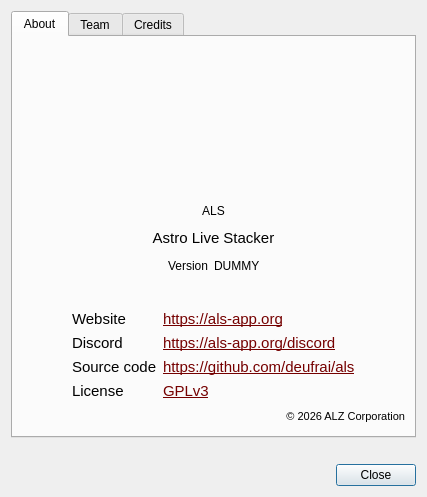
Qt form src/als/ui/forms/about_ui.ui (deufrai/als) before a commit.
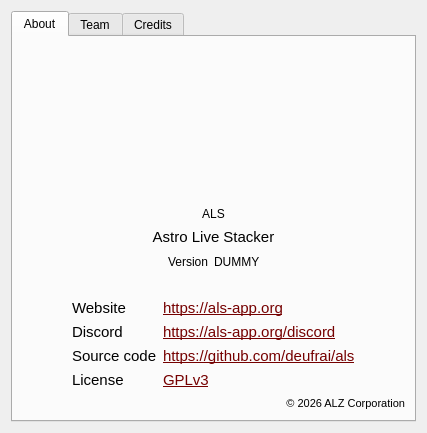
The same form after that commit. Icons and pictures are not drawn.

Commit message: remove OK button from About Box

```diff
--- a/src/als/ui/forms/about_ui.ui
+++ b/src/als/ui/forms/about_ui.ui
@@ -10,7 +10,7 @@
     <x>0</x>
     <y>0</y>
     <width>427</width>
-    <height>497</height>
+    <height>433</height>
    </rect>
   </property>
   <property name="windowTitle">
@@ -32,6 +32,9 @@
       <layout class="QVBoxLayout" name="verticalLayout">
        <item>
         <layout class="QHBoxLayout" name="horizontalLayout_2">
+         <property name="topMargin">
+          <number>12</number>
+         </property>
          <item>
           <spacer name="horizontalSpacer_5">
            <property name="orientation">
@@ -810,37 +813,6 @@
      </widget>
     </widget>
    </item>
-   <item>
-    <widget class="QLabel" name="label_28">
-     <property name="text">
-      <string/>
-     </property>
-    </widget>
-   </item>
-   <item>
-    <layout class="QHBoxLayout" name="horizontalLayout_3">
-     <item>
-      <spacer name="horizontalSpacer_2">
-       <property name="orientation">
-        <enum>Qt::Horizontal</enum>
-       </property>
-       <property name="sizeHint" stdset="0">
-        <size>
-         <width>40</width>
-         <height>20</height>
-        </size>
-       </property>
-      </spacer>
-     </item>
-     <item>
-      <widget class="QPushButton" name="btnOK">
-       <property name="text">
-        <string>Close</string>
-       </property>
-      </widget>
-     </item>
-    </layout>
-   </item>
   </layout>
  </widget>
  <resources>
```
Left out of the diff: 21 changed lines with no effect on the pictures.
